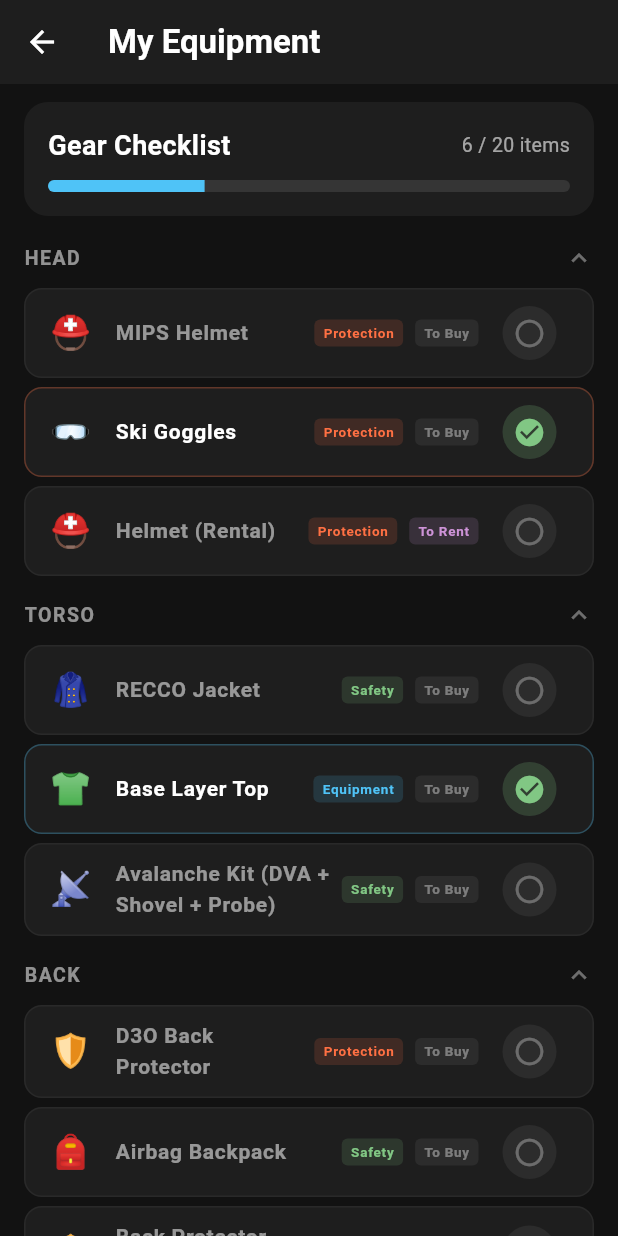
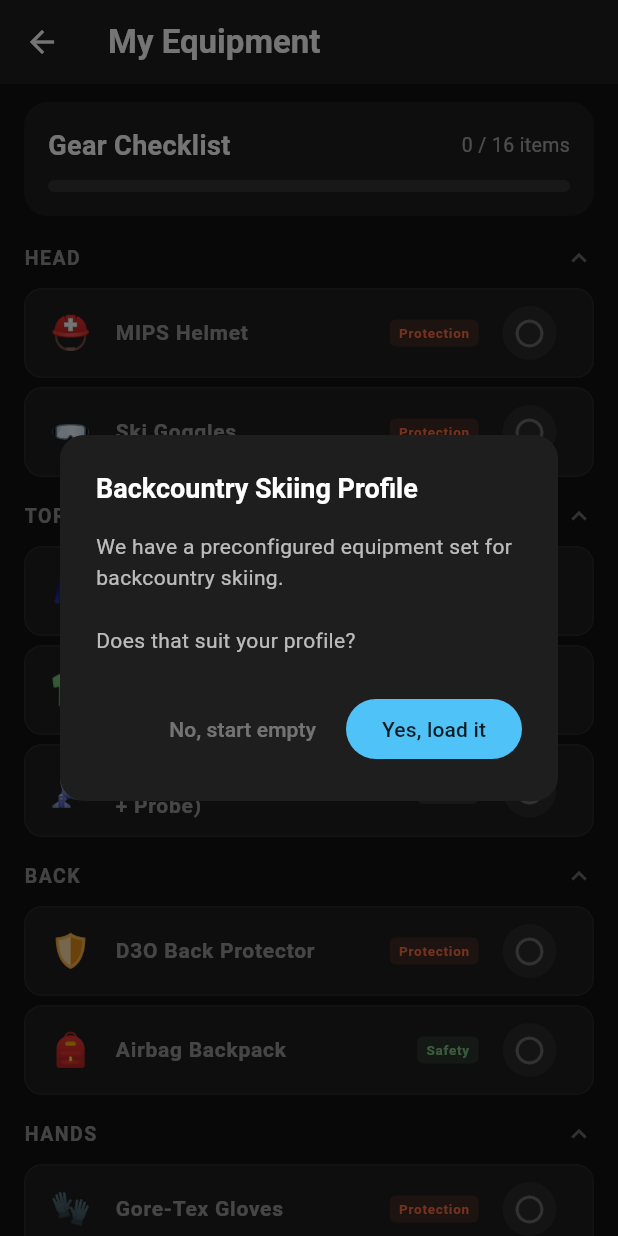
Before and after one commit to BerfayHunalp/JumpTracker, a Flutter app: the ProfileScreen screen opened directly, after a tap on "My Equipment", on a phone screen of 412 x 824 dp. Run offline on Flutter 3.47's test engine with Material 3 defaults, Android fonts, the phone set to English and light mode, and no system bars; our stand-ins replace audioplayers, drift, fl_chart, flutter_map, flutter_riverpod, flutter_secure_storage and 8 more; missing offline and left inert: flutter_map_cancellable_tile_provider, geolocator_android; accounts and stored records are empty; generated files the repository leaves out were written again.

Commit message:
Rework equipment as sandbox with backcountry skiing profile
- Remove all rental items and buy/rent distinction
- Remove suggestion text (why), keep only detail
- Add first-launch dialog: preconfigured backcountry skiing profile
- User accepts to load defaults or starts empty — full sandbox after
- Fix welcome page punctuation (dots instead of commas)

Co-Authored-By: Claude Opus 4.6 <noreply@anthropic.com>

```diff
--- a/lib/app/splash_screen.dart
+++ b/lib/app/splash_screen.dart
@@ -92,7 +92,7 @@ class _SplashScreenState extends State<SplashScreen>
                       ),
                       const SizedBox(height: 40),
                       const Text(
-                        'No ads,\n\nNo Revenue\n\nJust a jump tracker for you\nand your friends',
+                        'No ads.\n\nNo Revenue.\n\nJust a jump tracker for you\nand your friends.',
                         textAlign: TextAlign.center,
                         style: TextStyle(
                           fontSize: 20,
--- a/lib/core/models/equipment.dart
+++ b/lib/core/models/equipment.dart
@@ -26,24 +26,12 @@ enum EquipmentZone {
   const EquipmentZone(this.label);
 }
 
-enum EquipmentAction {
-  buy('To Buy'),
-  rent('To Rent');
-
-  final String label;
-
-  const EquipmentAction(this.label);
-}
-
 class Equipment {
   final String id;
   final String name;
   final String icon;
   final EquipmentType type;
   final EquipmentZone zone;
-  final EquipmentAction action;
-  final bool defaultOwned;
-  final String why;
   final String detail;
 
   const Equipment({
@@ -52,15 +40,12 @@ class Equipment {
     required this.icon,
     required this.type,
     required this.zone,
-    required this.action,
-    this.defaultOwned = false,
-    this.why = '',
     this.detail = '',
   });
 }
 
 // ---------------------------------------------------------------------------
-// Full equipment catalog
+// Full equipment catalog — backcountry skiing focused
 // ---------------------------------------------------------------------------
 
 class EquipmentCatalog {
@@ -72,8 +57,6 @@ class EquipmentCatalog {
       icon: '\u26D1',
       type: EquipmentType.protection,
       zone: EquipmentZone.tete,
-      action: EquipmentAction.buy,
-      why: 'Rotational energy dissipation during oblique head impacts.',
       detail: 'Internal shell moves independently — prevents concussions.',
     ),
     Equipment(
@@ -82,20 +65,7 @@ class EquipmentCatalog {
       icon: '\u{1F97D}',
       type: EquipmentType.protection,
       zone: EquipmentZone.tete,
-      action: EquipmentAction.buy,
-      defaultOwned: true,
-      why: 'UV protection, wind & snow — visibility in all conditions.',
       detail: 'Photochromic or double lens, S1-S3 categories.',
-    ),
-    Equipment(
-      id: 'casque_loc',
-      name: 'Helmet (Rental)',
-      icon: '\u26D1',
-      type: EquipmentType.protection,
-      zone: EquipmentZone.tete,
-      action: EquipmentAction.rent,
-      why: 'Required for safety.',
-      detail: 'Request MIPS if available.',
     ),
 
     // ---- TORSO ----
@@ -105,9 +75,7 @@ class EquipmentCatalog {
       icon: '\u{1F9E5}',
       type: EquipmentType.securite,
       zone: EquipmentZone.torse,
-      action: EquipmentAction.buy,
-      why: 'Passive reflector for rescue detection under avalanche.',
-      detail: 'Always active, zero battery, secondary safety net.',
+      detail: 'Passive reflector for rescue detection. Always active, zero battery.',
     ),
     Equipment(
       id: 'thermique_haut',
@@ -115,9 +83,6 @@ class EquipmentCatalog {
       icon: '\u{1F455}',
       type: EquipmentType.materiel,
       zone: EquipmentZone.torse,
-      action: EquipmentAction.buy,
-      defaultOwned: true,
-      why: 'First layer against skin — evacuates sweat and retains heat.',
       detail: 'Merino wool or technical synthetic. Never cotton.',
     ),
     Equipment(
@@ -126,8 +91,6 @@ class EquipmentCatalog {
       icon: '\u{1F4E1}',
       type: EquipmentType.securite,
       zone: EquipmentZone.torse,
-      action: EquipmentAction.buy,
-      why: 'Mandatory off-piste — only way to be found alive under avalanche.',
       detail: 'Complete kit: transceiver + metal shovel + 240cm probe. Worn under vest.',
     ),
 
@@ -138,8 +101,6 @@ class EquipmentCatalog {
       icon: '\u{1F6E1}',
       type: EquipmentType.protection,
       zone: EquipmentZone.dos,
-      action: EquipmentAction.buy,
-      why: 'Falls on ice/rails hit the spine hard.',
       detail: 'Soft D3O vest, hardens on impact, flexible when moving.',
     ),
     Equipment(
@@ -148,19 +109,7 @@ class EquipmentCatalog {
       icon: '\u{1F392}',
       type: EquipmentType.securite,
       zone: EquipmentZone.dos,
-      action: EquipmentAction.buy,
-      why: 'Airbag keeps you on surface in avalanche.',
       detail: 'Often integrated with back protection. Holds DVA + shovel + probe.',
-    ),
-    Equipment(
-      id: 'dorsale_loc',
-      name: 'Back Protector (Rental)',
-      icon: '\u{1F6E1}',
-      type: EquipmentType.protection,
-      zone: EquipmentZone.dos,
-      action: EquipmentAction.rent,
-      why: 'Rent if planning to jump — ice falls = spine damage.',
-      detail: 'Ask for D3O or similar impact-absorbing material.',
     ),
 
     // ---- HANDS ----
@@ -170,9 +119,6 @@ class EquipmentCatalog {
       icon: '\u{1F9E4}',
       type: EquipmentType.protection,
       zone: EquipmentZone.mains,
-      action: EquipmentAction.buy,
-      defaultOwned: true,
-      why: 'Prevents frostbite, maintains dexterity for grabs.',
       detail: 'Gore-Tex + PrimaLoft/Thinsulate, long wrist to cover sleeve.',
     ),
     Equipment(
@@ -181,8 +127,6 @@ class EquipmentCatalog {
       icon: '\u{1F3BF}',
       type: EquipmentType.materiel,
       zone: EquipmentZone.mains,
-      action: EquipmentAction.buy,
-      why: 'Essential for balance, turns, and pushing on flat.',
       detail: 'Size: standing with elbow at 90\u00B0 when pole planted. Aluminum or carbon.',
     ),
 
@@ -193,10 +137,7 @@ class EquipmentCatalog {
       icon: '\u{1F9B5}',
       type: EquipmentType.protection,
       zone: EquipmentZone.jambes,
-      action: EquipmentAction.buy,
-      defaultOwned: true,
-      why: 'Lateral resin/carbon braces prevent drawer motion and rotation (ACL).',
-      detail: 'Mechanically replaces tired ligaments. Must be tight.',
+      detail: 'Lateral resin/carbon braces prevent drawer motion and rotation (ACL).',
     ),
     Equipment(
       id: 'thermique_bas',
@@ -204,9 +145,6 @@ class EquipmentCatalog {
       icon: '\u{1FA73}',
       type: EquipmentType.materiel,
       zone: EquipmentZone.jambes,
-      action: EquipmentAction.buy,
-      defaultOwned: true,
-      why: 'Protects knee from cold (cold stiffens joints = injury risk).',
       detail: 'Merino or synthetic tights worn under ski pants.',
     ),
 
@@ -217,8 +155,6 @@ class EquipmentCatalog {
       icon: '\u{1F462}',
       type: EquipmentType.materiel,
       zone: EquipmentZone.pieds,
-      action: EquipmentAction.buy,
-      why: 'Flex 130 for ~80kg — 3-piece Cabrio design = progressive flex.',
       detail: 'Dalbello Lupo, Lange XT3, or Full Tilt. Rubber sole for walking.',
     ),
     Equipment(
@@ -227,8 +163,6 @@ class EquipmentCatalog {
       icon: '\u{1F9B6}',
       type: EquipmentType.materiel,
       zone: EquipmentZone.pieds,
-      action: EquipmentAction.buy,
-      why: 'Collapsing feet = tibia rotation = knee twisting = meniscus pain.',
       detail: 'Custom molding in-store (30 min). Feet locked in place.',
     ),
     Equipment(
@@ -237,9 +171,6 @@ class EquipmentCatalog {
       icon: '\u{1F9E6}',
       type: EquipmentType.materiel,
       zone: EquipmentZone.pieds,
-      action: EquipmentAction.buy,
-      defaultOwned: true,
-      why: 'Keep feet dry and warm all day.',
       detail: 'Knee-height, thin. Merino ideal. ONE pair only (2 = cuts circulation).',
     ),
     Equipment(
@@ -248,8 +179,6 @@ class EquipmentCatalog {
       icon: '\u{1F3BF}',
       type: EquipmentType.materiel,
       zone: EquipmentZone.pieds,
-      action: EquipmentAction.buy,
-      why: '97mm waist — soft and gentle, smooths terrain, protects knee.',
       detail: 'Black Crows Camox, Faction Prodigy, or similar. 175-181cm.',
     ),
     Equipment(
@@ -258,31 +187,29 @@ class EquipmentCatalog {
       icon: '\u2699',
       type: EquipmentType.materiel,
       zone: EquipmentZone.pieds,
-      action: EquipmentAction.buy,
-      why: 'Turntable heel piece — indestructible, protects ACL in torsion.',
       detail: 'LOOK Pivot 15/18. DIN: 8 or 9 to start.',
     ),
-    Equipment(
-      id: 'skis_loc',
-      name: 'Twin Tips (Rental)',
-      icon: '\u{1F3BF}',
-      type: EquipmentType.materiel,
-      zone: EquipmentZone.pieds,
-      action: EquipmentAction.rent,
-      why: 'All-mountain freestyle — dual tips for switch and powder.',
-      detail: '90-100mm waist. Your height or -5cm. Faction Prodigy, Black Crows Camox.',
-    ),
-    Equipment(
-      id: 'chaussures_loc',
-      name: 'Ski Boots (Rental)',
-      icon: '\u{1F462}',
-      type: EquipmentType.materiel,
-      zone: EquipmentZone.pieds,
-      action: EquipmentAction.rent,
-      why: 'Flex 130 for ~80kg — direct transmission, no energy loss.',
-      detail: 'Ask for Cabrio if available. Hard spot on tibia = CHANGE. Heel lifting = CHANGE.',
-    ),
   ];
+
+  /// Preconfigured backcountry skiing profile — items typically owned.
+  static const backcountryDefaults = {
+    'casque_mips': true,
+    'masque': true,
+    'veste_recco': true,
+    'thermique_haut': true,
+    'dva': true,
+    'dorsale': true,
+    'sac_airbag': true,
+    'gants': true,
+    'batons': true,
+    'genouillere': true,
+    'thermique_bas': true,
+    'chaussures': true,
+    'semelles': true,
+    'chaussettes': true,
+    'skis_camox': true,
+    'fixations': true,
+  };
 
   static List<Equipment> byZone(EquipmentZone zone) =>
       all.where((e) => e.zone == zone).toList();
--- a/lib/features/equipment/equipment_providers.dart
+++ b/lib/features/equipment/equipment_providers.dart
@@ -5,6 +5,7 @@ import '../../core/models/equipment.dart';
 import '../tricks/trick_providers.dart';
 
 const _ownedKey = 'equipment_owned';
+const _profileSetupKey = 'equipment_profile_setup_done';
 
 /// Manages equipment ownership persisted in SharedPreferences.
 class EquipmentNotifier extends StateNotifier<Map<String, bool>> {
@@ -14,16 +15,18 @@ class EquipmentNotifier extends StateNotifier<Map<String, bool>> {
     _load();
   }
 
+  bool get isProfileSetupDone => _prefs.getBool(_profileSetupKey) ?? false;
+
   void _load() {
     final raw = _prefs.getString(_ownedKey);
     if (raw != null) {
       final Map<String, dynamic> map = json.decode(raw);
       state = map.map((id, val) => MapEntry(id, val as bool));
     } else {
-      // Set defaults from catalog
+      // Empty until profile setup
       final defaults = <String, bool>{};
       for (final item in EquipmentCatalog.all) {
-        defaults[item.id] = item.defaultOwned;
+        defaults[item.id] = false;
       }
       state = defaults;
     }
@@ -33,10 +36,27 @@ class EquipmentNotifier extends StateNotifier<Map<String, bool>> {
     await _prefs.setString(_ownedKey, json.encode(state));
   }
 
+  /// Accept the backcountry skiing profile — marks all items as owned.
+  Future<void> acceptBackcountryProfile() async {
+    state = Map<String, bool>.from(EquipmentCatalog.backcountryDefaults);
+    await _prefs.setBool(_profileSetupKey, true);
+    await _save();
+  }
+
+  /// Decline the profile — start with everything unchecked.
+  Future<void> declineProfile() async {
+    final empty = <String, bool>{};
+    for (final item in EquipmentCatalog.all) {
+      empty[item.id] = false;
+    }
+    state = empty;
+    await _prefs.setBool(_profileSetupKey, true);
+    await _save();
+  }
+
   bool isOwned(String itemId) {
     if (state.containsKey(itemId)) return state[itemId]!;
-    final item = EquipmentCatalog.all.where((e) => e.id == itemId).firstOrNull;
-    return item?.defaultOwned ?? false;
+    return false;
   }
 
   Future<void> toggleOwned(String itemId) async {
--- a/lib/features/equipment/equipment_screen.dart
+++ b/lib/features/equipment/equipment_screen.dart
@@ -3,11 +3,78 @@ import 'package:flutter_riverpod/flutter_riverpod.dart';
 import '../../core/models/equipment.dart';
 import 'equipment_providers.dart';
 
-class EquipmentScreen extends ConsumerWidget {
+class EquipmentScreen extends ConsumerStatefulWidget {
   const EquipmentScreen({super.key});
 
   @override
-  Widget build(BuildContext context, WidgetRef ref) {
+  ConsumerState<EquipmentScreen> createState() => _EquipmentScreenState();
+}
+
+class _EquipmentScreenState extends ConsumerState<EquipmentScreen> {
+  bool _profilePromptShown = false;
+
+  @override
+  void initState() {
+    super.initState();
+    WidgetsBinding.instance.addPostFrameCallback((_) {
+      _showProfilePromptIfNeeded();
+    });
+  }
+
+  void _showProfilePromptIfNeeded() {
+    final notifier = ref.read(equipmentProvider.notifier);
+    if (!notifier.isProfileSetupDone && !_profilePromptShown) {
+      _profilePromptShown = true;
+      showDialog(
+        context: context,
+        barrierDismissible: false,
+        builder: (ctx) => AlertDialog(
+          backgroundColor: const Color(0xFF1E1E1E),
+          shape: RoundedRectangleBorder(borderRadius: BorderRadius.circular(16)),
+          title: const Text(
+            'Backcountry Skiing Profile',
+            style: TextStyle(
+              color: Colors.white,
+              fontWeight: FontWeight.bold,
+              fontSize: 18,
+            ),
+          ),
+          content: const Text(
+            'We have a preconfigured equipment set for backcountry skiing.\n\nDoes that suit your profile?',
+            style: TextStyle(color: Colors.white70, fontSize: 14, height: 1.5),
+          ),
+          actions: [
+            TextButton(
+              onPressed: () {
+                notifier.declineProfile();
+                Navigator.of(ctx).pop();
+              },
+              child: const Text(
+                'No, start empty',
+                style: TextStyle(color: Colors.white38),
+              ),
+            ),
+            FilledButton(
+              onPressed: () {
+                notifier.acceptBackcountryProfile();
+                Navigator.of(ctx).pop();
+              },
+              style: FilledButton.styleFrom(
+                backgroundColor: const Color(0xFF4FC3F7),
+              ),
+              child: const Text(
+                'Yes, load it',
+                style: TextStyle(color: Colors.black87),
+              ),
+            ),
+          ],
+        ),
+      );
+    }
+  }
+
+  @override
+  Widget build(BuildContext context) {
     ref.watch(equipmentProvider);
     final notifier = ref.read(equipmentProvider.notifier);
 
@@ -23,10 +90,7 @@ class EquipmentScreen extends ConsumerWidget {
       body: ListView(
         padding: const EdgeInsets.only(bottom: 80),
         children: [
-          // Summary card
           _SummaryCard(notifier: notifier),
-
-          // Items by body zone
           ...EquipmentZone.values.map((zone) {
             final items = EquipmentCatalog.byZone(zone);
             if (items.isEmpty) return const SizedBox.shrink();
@@ -155,7 +219,7 @@ class _ZoneSectionState extends ConsumerState<_ZoneSection> {
 }
 
 // ---------------------------------------------------------------------------
-// Equipment tile
+// Equipment tile — sandbox: detail only, no suggestions
 // ---------------------------------------------------------------------------
 
 class _EquipmentTile extends ConsumerWidget {
@@ -197,7 +261,6 @@ class _EquipmentTile extends ConsumerWidget {
                   ),
                 ),
               ),
-              // Type badge
               Container(
                 padding:
                     const EdgeInsets.symmetric(horizontal: 6, vertical: 2),
@@ -211,28 +274,6 @@ class _EquipmentTile extends ConsumerWidget {
                     fontSize: 9,
                     fontWeight: FontWeight.w700,
                     color: typeColor,
-                  ),
-                ),
-              ),
-              const SizedBox(width: 8),
-              // Action badge
-              Container(
-                padding:
-                    const EdgeInsets.symmetric(horizontal: 6, vertical: 2),
-                decoration: BoxDecoration(
-                  borderRadius: BorderRadius.circular(4),
-                  color: item.action == EquipmentAction.buy
-                      ? Colors.white.withValues(alpha: 0.06)
-                      : const Color(0xFFCE93D8).withValues(alpha: 0.15),
-                ),
-                child: Text(
-                  item.action.label,
-                  style: TextStyle(
-                    fontSize: 9,
-                    fontWeight: FontWeight.w700,
-                    color: item.action == EquipmentAction.buy
-                        ? Colors.white38
-                        : const Color(0xFFCE93D8),
                   ),
                 ),
               ),
@@ -261,44 +302,10 @@ class _EquipmentTile extends ConsumerWidget {
           childrenPadding:
               const EdgeInsets.fromLTRB(16, 0, 16, 12),
           children: [
-            if (item.why.isNotEmpty)
-              Padding(
-                padding: const EdgeInsets.only(bottom: 6),
-                child: Row(
-                  crossAxisAlignment: CrossAxisAlignment.start,
-                  children: [
-                    const Text(
-                      'Why: ',
-                      style: TextStyle(
-                        fontSize: 12,
-                        fontWeight: FontWeight.w600,
-                        color: Colors.white54,
-                      ),
-                    ),
-                    Expanded(
-                      child: Text(
-                        item.why,
-                        style: const TextStyle(
-                          fontSize: 12,
-                          color: Colors.white38,
-                        ),
-                      ),
-                    ),
-                  ],
-                ),
-              ),
             if (item.detail.isNotEmpty)
               Row(
                 crossAxisAlignment: CrossAxisAlignment.start,
                 children: [
-                  const Text(
-                    'Detail: ',
-                    style: TextStyle(
-                      fontSize: 12,
-                      fontWeight: FontWeight.w600,
-                      color: Colors.white54,
-                    ),
-                  ),
                   Expanded(
                     child: Text(
                       item.detail,
```
